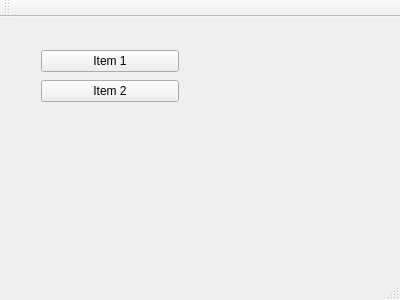
Qt form youtube/mainwindow.ui (martro/RoboDriftSensors) before a commit.
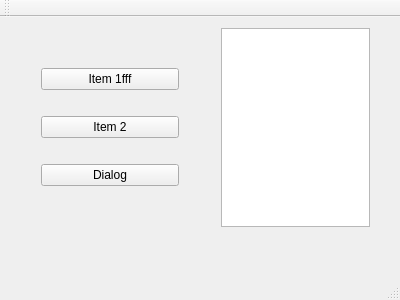
The same form after that commit.

Commit message: dialog box, doesnt work

The edit to the form file:
```diff
--- a/youtube/mainwindow.ui
+++ b/youtube/mainwindow.ui
@@ -20,14 +20,14 @@
       <x>30</x>
       <y>20</y>
       <width>160</width>
-      <height>80</height>
+      <height>181</height>
      </rect>
     </property>
     <layout class="QVBoxLayout" name="verticalLayout">
      <item>
       <widget class="QPushButton" name="pushButton">
        <property name="text">
-        <string>Item 1</string>
+        <string>Item 1fff</string>
        </property>
       </widget>
      </item>
@@ -38,29 +38,29 @@
        </property>
       </widget>
      </item>
+     <item>
+      <widget class="QPushButton" name="pushButton_3">
+       <property name="text">
+        <string>Dialog</string>
+       </property>
+      </widget>
+     </item>
     </layout>
    </widget>
    <widget class="QWidget" name="gridLayoutWidget">
     <property name="geometry">
      <rect>
-      <x>220</x>
-      <y>40</y>
-      <width>201</width>
-      <height>201</height>
+      <x>210</x>
+      <y>0</y>
+      <width>171</width>
+      <height>221</height>
      </rect>
     </property>
-    <layout class="QGridLayout" name="gridLayout"/>
-   </widget>
-   <widget class="QWidget" name="gridLayoutWidget_2">
-    <property name="geometry">
-     <rect>
-      <x>40</x>
-      <y>130</y>
-      <width>160</width>
-      <height>80</height>
-     </rect>
-    </property>
-    <layout class="QGridLayout" name="gridLayout_2"/>
+    <layout class="QGridLayout" name="gridLayout">
+     <item row="0" column="0">
+      <widget class="QGraphicsView" name="graphicsView"/>
+     </item>
+    </layout>
    </widget>
   </widget>
   <widget class="QMenuBar" name="menuBar">
```
The commit also changes 28 other files.
